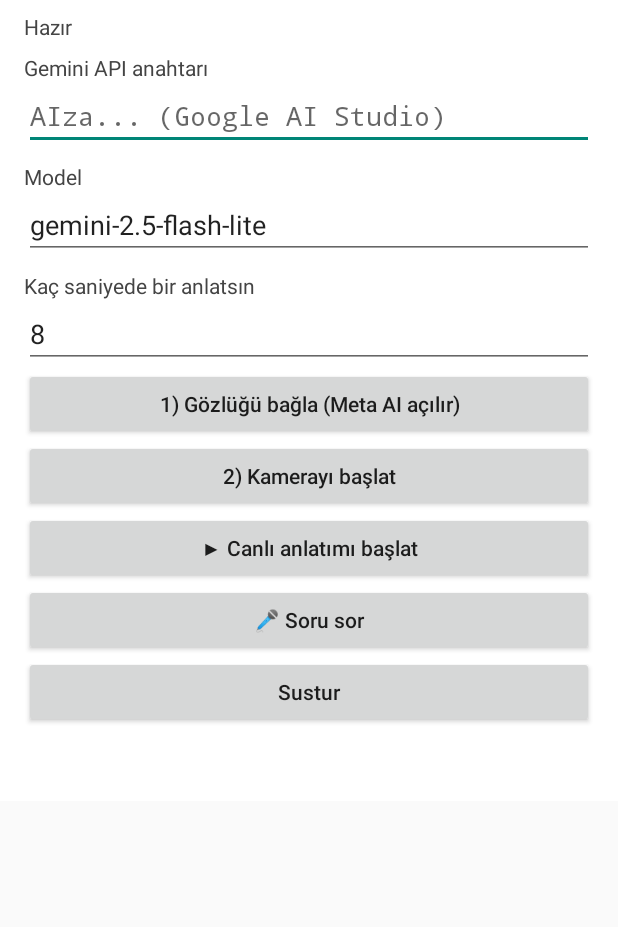
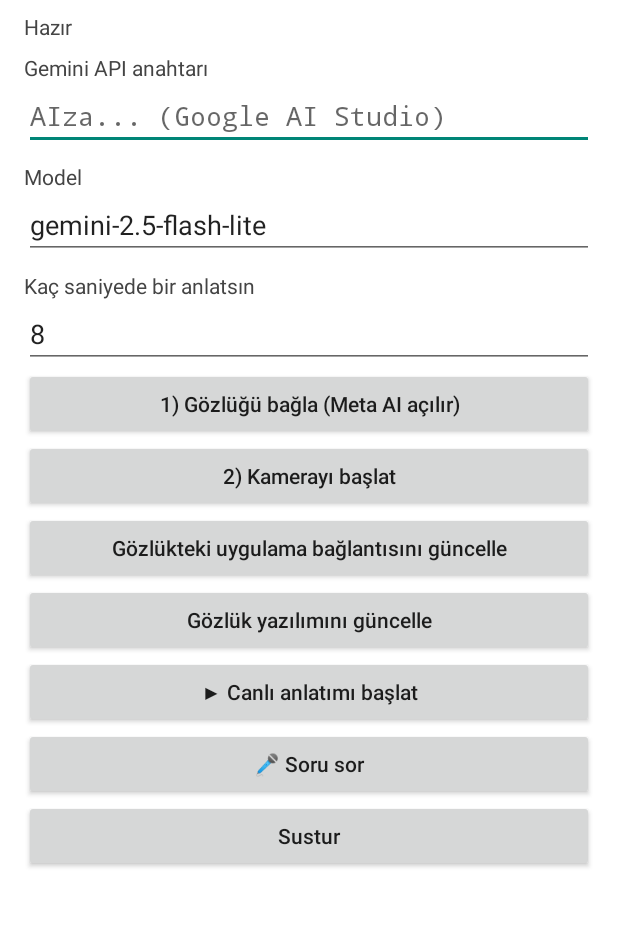
Before and after one commit to mheetto0797-art/gozluk-gemini, an Android app: the screen it shows after launch (MainActivity), on a phone screen of 412 x 824 dp, the part 73-1000 px from its top. Run offline under Robolectric (Android 15) with nearby library versions, the phone set to English and light mode, and no system bars; libraries missing offline, so code that uses them is left out: com.meta.wearable; 2 statements that could not run were skipped.

Commit message:
Update MainActivity.kt

```diff
--- a/app/src/main/java/com/metin/gozlukgemini/MainActivity.kt
+++ b/app/src/main/java/com/metin/gozlukgemini/MainActivity.kt
@@ -139,6 +139,12 @@ class MainActivity : ComponentActivity() {
             Wearables.startRegistration(this)
         })
         root.addView(button("2) Kamerayı başlat") { saveSettings(); checkPermissionAndStart() })
+        root.addView(button("Gözlükteki uygulama bağlantısını güncelle") {
+            lifecycleScope.launch { Wearables.openDATGlassesAppUpdate(this@MainActivity) }
+        })
+        root.addView(button("Gözlük yazılımını güncelle") {
+            lifecycleScope.launch { Wearables.openFirmwareUpdate(this@MainActivity) }
+        })
         liveButton = button("▶ Canlı anlatımı başlat") { toggleLive() }
         root.addView(liveButton)
         root.addView(button("🎤 Soru sor") {
@@ -190,7 +196,18 @@ class MainActivity : ComponentActivity() {
             onSuccess = { s ->
                 session = s
                 lifecycleScope.launch {
-                    s.errors.collect { e -> setStatus("Bağlantı hatası: ${e.description}") }
+                    s.errors.collect { e ->
+                        val needsUpdate = e.toString().contains("UPDATE", ignoreCase = true) ||
+                            e.description.contains("update", ignoreCase = true)
+                        if (needsUpdate) {
+                            setStatus("Gözlükteki uygulama bağlantısının güncellenmesi gerekiyor. " +
+                                "Meta AI'da güncelleme sayfası açılıyor; güncelleme bitince 2) Kamerayı başlat'a tekrar bas.")
+                            session?.stop(); session = null
+                            lifecycleScope.launch { Wearables.openDATGlassesAppUpdate(this@MainActivity) }
+                        } else {
+                            setStatus("Bağlantı hatası: ${e.description}")
+                        }
+                    }
                 }
                 lifecycleScope.launch {
                     s.state.collect { st ->
```
